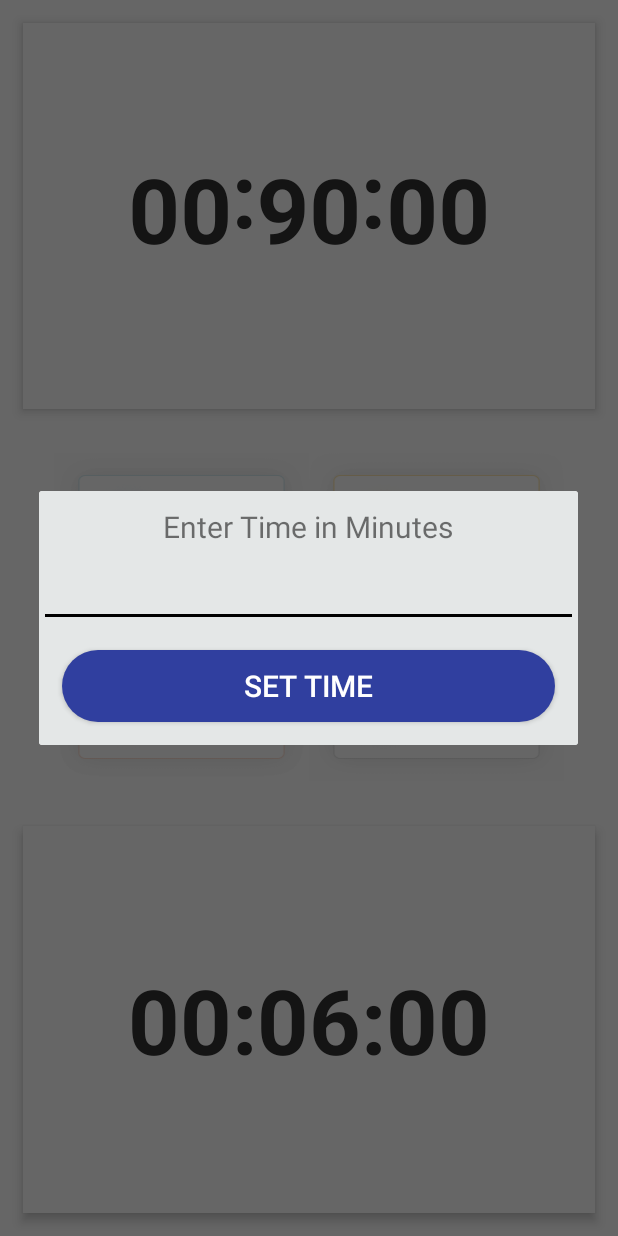
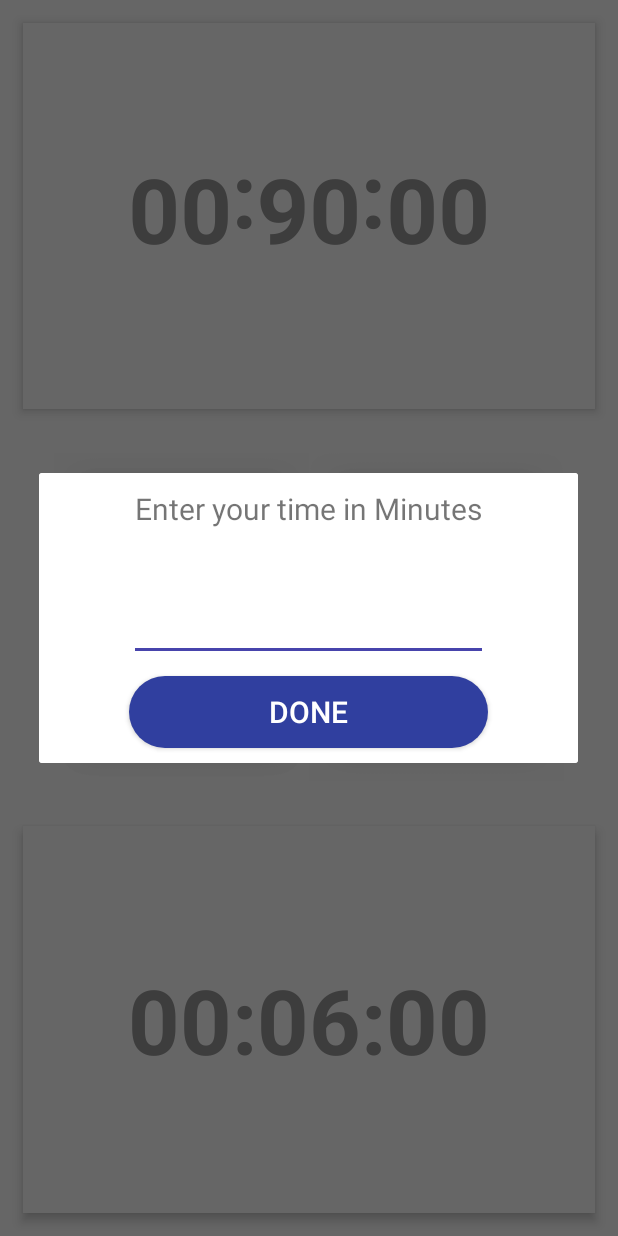
Before and after one commit to nitinmehtaa/Chess-Ticker, an Android app: the ChessClockActivity screen opened directly, with no data from a screen before it, after a tap on an icon or button, on a phone screen of 412 x 824 dp. Run offline under Robolectric (Android 15) with nearby library versions, the light colour scheme and no system bars; libraries missing offline, so code that uses them is left out: com.crashlytics.android, io.fabric.sdk; 1 statement that could not run was skipped.

Commit message:
UI fixes

```diff
--- a/app/src/main/res/layout/chess_clock_activity.xml
+++ b/app/src/main/res/layout/chess_clock_activity.xml
@@ -91,7 +91,7 @@
                 android:id="@+id/button_enter_time"
                 android:layout_width="170dp"
                 android:layout_height="90dp"
-                android:background="@drawable/edit" />
+                android:background="@drawable/edit"/>
         </LinearLayout>
 
     </LinearLayout>
--- a/app/src/main/res/layout/edit_time_dialog.xml
+++ b/app/src/main/res/layout/edit_time_dialog.xml
@@ -2,14 +2,15 @@
 <LinearLayout
     xmlns:android="http://schemas.android.com/apk/res/android"
     android:orientation="vertical"
-    android:layout_width="match_parent"
+    android:layout_width="wrap_content"
     android:layout_height="wrap_content"
-    android:background="#e4e7e7">
+    android:background="#ffffff"
+    android:gravity="center">
 
     <TextView
         android:layout_width="match_parent"
         android:layout_height="wrap_content"
-        android:text="Enter Time in Minutes"
+        android:text="Enter your time in Minutes"
         android:textSize="20dp"
         android:textAlignment="center"
         android:layout_marginTop="10dp"/>
@@ -18,22 +19,27 @@
         android:id="@+id/edit_text"
         android:layout_width="match_parent"
         android:layout_height="wrap_content"
-        android:textSize="20dp"
+        android:textSize="50sp"
         android:maxLength="4"
         android:inputType="number"
-        android:backgroundTint="#000000"
+        android:backgroundTint="@color/purpleColor"
         android:cursorVisible="false"
-        android:layout_marginTop="5dp"/>
+        android:layout_marginLeft="60dp"
+        android:layout_marginRight="60dp"
+        android:textAlignment="center"/>
 
     <Button
         android:id="@+id/button_set_time"
         android:layout_width="match_parent"
         android:layout_height="wrap_content"
-        android:text="SET TIME"
+        android:text="Done"
         android:textColor="#ffffff"
-        android:background="@drawable/round_start_button"
-        android:layout_margin="15dp"
         android:textSize="20dp"
-        android:elevation="10dp"/>
+        android:elevation="10dp"
+        android:layout_marginLeft="60dp"
+        android:layout_marginRight="60dp"
+        android:layout_marginTop="10dp"
+        android:layout_marginBottom="10dp"
+        android:background="@drawable/round_start_button"/>
 
 </LinearLayout>
--- a/app/src/main/res/values/colors.xml
+++ b/app/src/main/res/values/colors.xml
@@ -9,4 +9,6 @@
     <color name="grayColor">#bfbfbf</color>
     <color name="purpleColor">#4744AC</color>
     <color name="lightPurpleColor">#A19FE6</color>
+    <color name="enabledWatchColor">#333333</color>
+    <color name="disabledWatchcolor">#999999</color>
 </resources>
```
Also changed, not shown: app/src/main/java/com/chessticker/nitinmehta/chessticker/ChessClockActivity.java (+17 -3 lines), app/src/main/java/com/chessticker/nitinmehta/chessticker/DiceRollActivity.java (+7 -0 lines), app/src/main/res/layout/dice_roll_activity.xml (+9 -4 lines).
